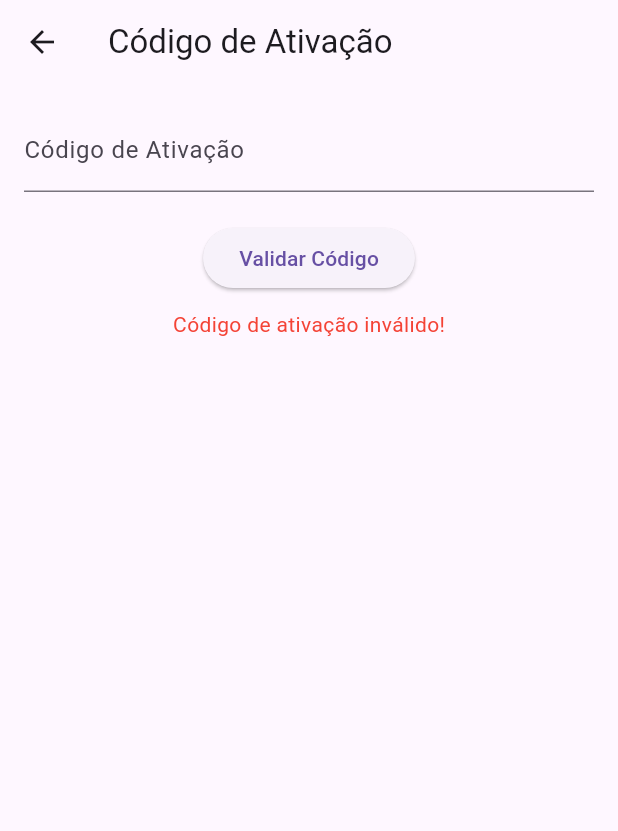
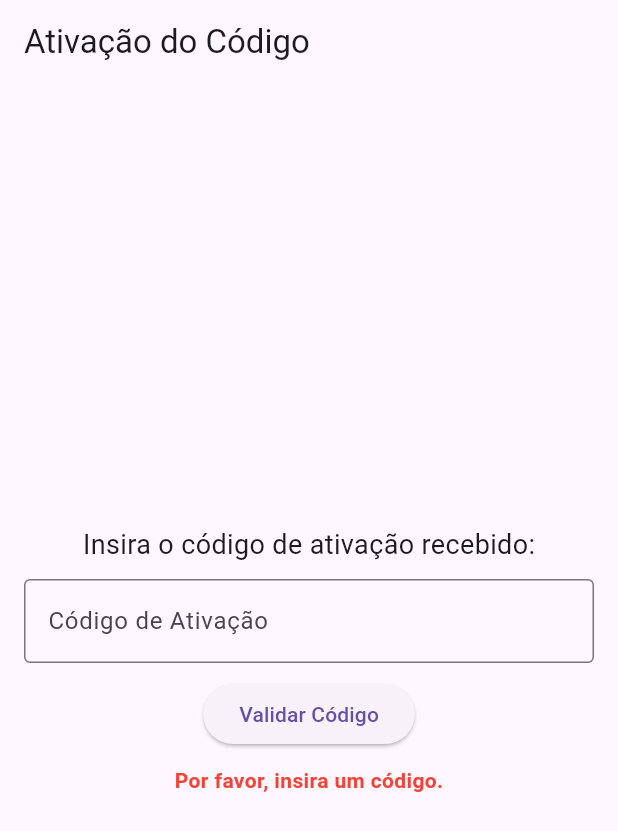
Before and after one commit to jercildo/jercildo, a Flutter app: the TelaCodigoAtivacao screen opened directly with empty values, after a tap on "Validar Código", on a phone screen of 412 x 824 dp. Shown: the top 831 px of the screen. Run offline on Flutter 3.47's test engine with Material 3 defaults, Android fonts, the phone set to English and light mode, and no system bars; our stand-ins replace cloud_firestore, firebase_auth, firebase_core; accounts and stored records are empty.

Commit message:
Descrição das alterações feitas

```diff
--- a/lib/telas/tela_codigo_ativacao.dart
+++ b/lib/telas/tela_codigo_ativacao.dart
@@ -1,28 +1,50 @@
-
 import 'package:flutter/material.dart';
+import 'tela_principal.dart';
 
 class TelaCodigoAtivacao extends StatefulWidget {
   final String user;
-  const TelaCodigoAtivacao({Key? key, required this.user}) : super(key: key);
+
+  TelaCodigoAtivacao({Key? key, required this.user}) : super(key: key);
 
   @override
   _TelaCodigoAtivacaoState createState() => _TelaCodigoAtivacaoState();
 }
 
 class _TelaCodigoAtivacaoState extends State<TelaCodigoAtivacao> {
-  final TextEditingController codigoController = TextEditingController();
-  String errorMessage = '';
+  final TextEditingController _codigoController = TextEditingController();
+  String _mensagemErro = '';
 
-  Future<void> validarCodigo() async {
-    setState(() {
-      errorMessage = ''; // Resetando erro
-    });
+  @override
+  void dispose() {
+    _codigoController.dispose(); // Libera o controlador ao sair da tela
+    super.dispose();
+  }
 
-    if (codigoController.text == "12345ABC") {
-      Navigator.pushNamed(context, '/tela_escolha_autenticacao');
+  void _validarCodigo() {
+    String codigoInserido = _codigoController.text.trim();
+
+    if (codigoInserido.isEmpty) {
+      setState(() {
+        _mensagemErro = 'Por favor, insira um código.';
+      });
+      return;
+    }
+
+    if (codigoInserido.length < 7) {
+      setState(() {
+        _mensagemErro = 'Código muito curto. Verifique e tente novamente.';
+      });
+      return;
+    }
+
+    if (codigoInserido == "12345ABC") {
+      Navigator.pushReplacement(
+        context,
+        MaterialPageRoute(builder: (context) => TelaPrincipal()),
+      );
     } else {
       setState(() {
-        errorMessage = 'Código de ativação inválido!';
+        _mensagemErro = 'Código inválido. Tente novamente.';
       });
     }
   }
@@ -30,24 +52,36 @@
   @override
   Widget build(BuildContext context) {
     return Scaffold(
-      appBar: AppBar(title: const Text("Código de Ativação")),
+      appBar: AppBar(title: Text("Ativação do Código")),
       body: Padding(
-        padding: const EdgeInsets.all(16.0),
+        padding: EdgeInsets.all(16.0),
         child: Column(
+          mainAxisAlignment: MainAxisAlignment.center,
           children: [
+            Text(
+              "Insira o código de ativação recebido:",
+              style: TextStyle(fontSize: 18),
+            ),
+            SizedBox(height: 10),
             TextField(
-              controller: codigoController,
-              decoration: const InputDecoration(labelText: 'Código de Ativação'),
+              controller: _codigoController,
+              decoration: InputDecoration(
+                labelText: "Código de Ativação",
+                border: OutlineInputBorder(),
+              ),
             ),
-            const SizedBox(height: 20),
+            SizedBox(height: 10),
             ElevatedButton(
-              onPressed: validarCodigo,
-              child: const Text("Validar Código"),
+              onPressed: _validarCodigo,
+              child: Text("Validar Código"),
             ),
-            if (errorMessage.isNotEmpty)
+            if (_mensagemErro.isNotEmpty)
               Padding(
                 padding: const EdgeInsets.only(top: 10),
-                child: Text(errorMessage, style: const TextStyle(color: Colors.red)),
+                child: Text(
+                  _mensagemErro,
+                  style: TextStyle(color: Colors.red, fontWeight: FontWeight.bold),
+                ),
               ),
           ],
         ),
--- a/lib/telas/tela_login.dart
+++ b/lib/telas/tela_login.dart
@@ -5,7 +5,7 @@
   final String codigoReserva;
   const TelaLogin({Key? key, required this.codigoReserva}) : super(key: key);
 
-  @override
+    @override
   _TelaLoginState createState() => _TelaLoginState();
 }
 
```
Also changed, not shown: lib/main.dart (+118 -19 lines), lib/telas/tela_codigo_reserva.dart (+14 -5 lines), lib/telas/tela_escolha_autenticacao.dart (+9 -25 lines).
